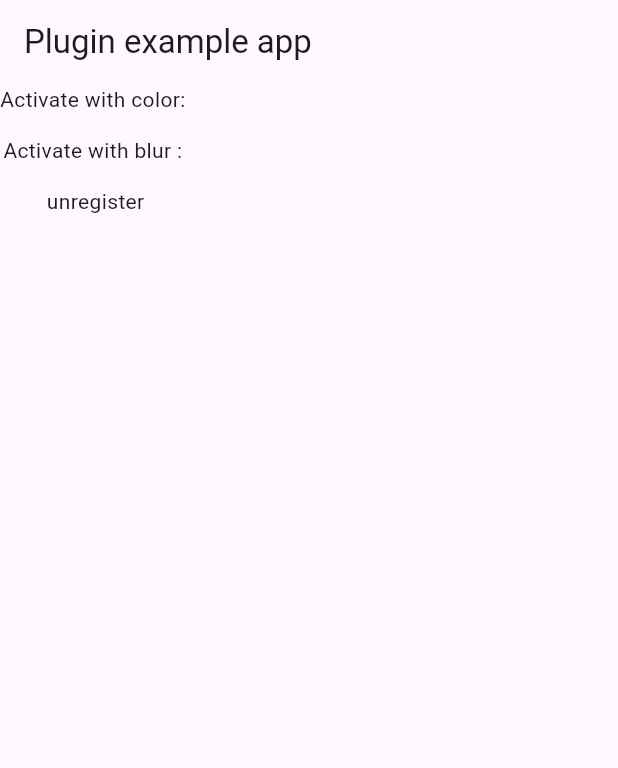
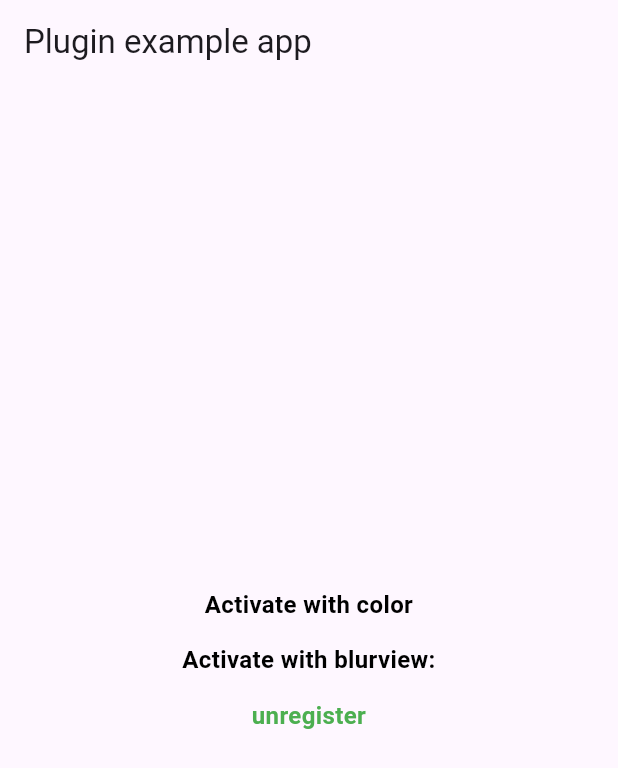
Before and after one commit to gbumps/flutter_screenguard, a Flutter app: the screen it shows after launch, after a tap on "unregister", on a phone screen of 412 x 824 dp. Shown: the top 768 px of the screen. Run offline on Flutter 3.47's test engine with Material 3 defaults, Android fonts, the phone set to English and light mode, and no system bars; our stand-ins replace plugin_platform_interface.

Commit message:
feat: update blurview iOS

```diff
--- a/example/lib/main.dart
+++ b/example/lib/main.dart
@@ -17,12 +17,13 @@ class MyApp extends StatefulWidget {
 
 class _MyAppState extends State<MyApp> {
   late final FlutterScreenguard _flutterScreenguardPlugin;
+  late int selection;
 
   @override
   void initState() {
     super.initState();
     _flutterScreenguardPlugin = FlutterScreenguard();
-    // initPlatformState();
+    selection = -1; // initPlatformState();
   }
 
   // Platform messages are asynchronous, so we initialize in an async method.
@@ -43,13 +44,27 @@ class _MyAppState extends State<MyApp> {
         appBar: AppBar(
           title: const Text('Plugin example app'),
         ),
-        body: Column(
+        body: Center(
+          child: Column(
+            crossAxisAlignment: CrossAxisAlignment.center,
+            mainAxisAlignment: MainAxisAlignment.center,
             children: [
               InkWell(
                 onTap: () async {
                   await _flutterScreenguardPlugin.register(color: Colors.green);
+                  setState(() {
+                    selection = 0;
+                  });
                 },
-              child: const Text('Activate with color: '),
+                child: Text(
+                  'Activate with color ',
+                  textAlign: TextAlign.center,
+                  style: TextStyle(
+                    fontWeight: FontWeight.w600,
+                    color: selection == 0 ? Colors.green : Colors.black,
+                    fontSize: 16,
+                  ),
+                ),
               ),
               const SizedBox(
                 height: 14,
@@ -58,8 +73,19 @@ class _MyAppState extends State<MyApp> {
                 onTap: () async {
                   await _flutterScreenguardPlugin.registerWithBlurView(
                       radius: 20);
+                  setState(() {
+                    selection = 1;
+                  });
                 },
-              child: const Text('Activate with blur : '),
+                child: Text(
+                  'Activate with blurview: ',
+                  textAlign: TextAlign.center,
+                  style: TextStyle(
+                    color: selection == 1 ? Colors.green : Colors.black,
+                    fontWeight: FontWeight.w600,
+                    fontSize: 16,
+                  ),
+                ),
               ),
               const SizedBox(
                 height: 14,
@@ -67,10 +93,22 @@ class _MyAppState extends State<MyApp> {
               InkWell(
                 onTap: () async {
                   await _flutterScreenguardPlugin.unregister();
+                  setState(() {
+                    selection = 2;
+                  });
                 },
-              child: Text('unregister'),
+                child: Text(
+                  'unregister',
+                  textAlign: TextAlign.center,
+                  style: TextStyle(
+                    color: selection == 2 ? Colors.green : Colors.black,
+                    fontWeight: FontWeight.w600,
+                    fontSize: 16,
                   ),
+                ),
+              )
             ],
+          ),
         ),
       ),
     );
```
Also changed, not shown: 1 other file. Lines whose indentation alone changed are shown as unchanged.
